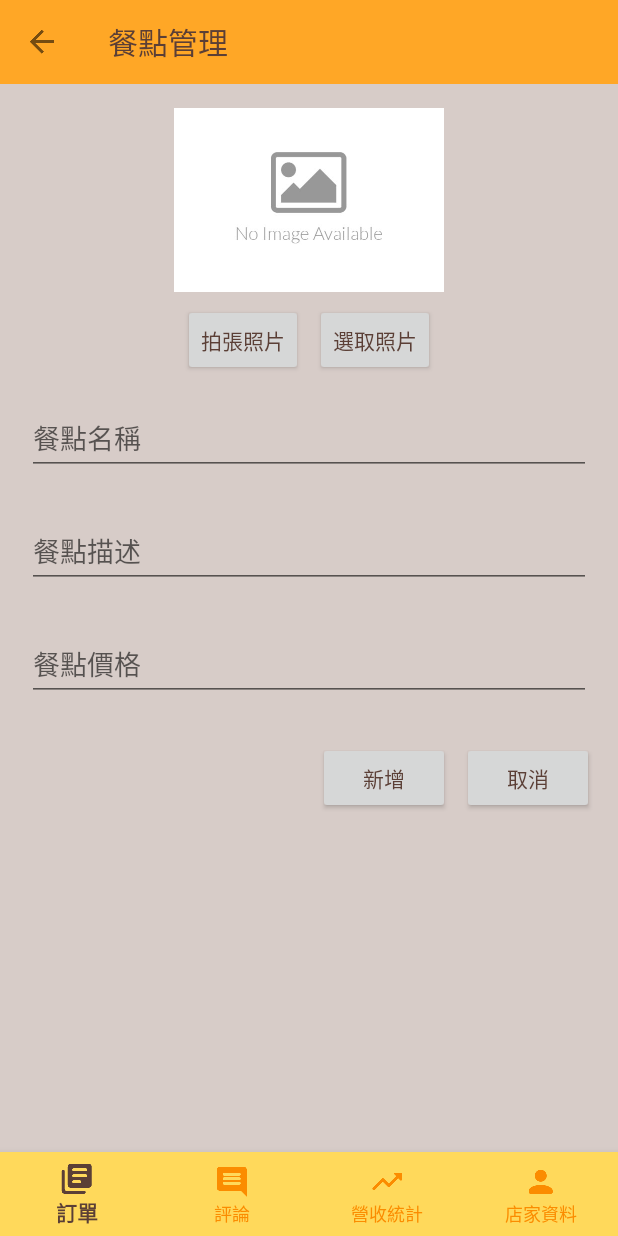
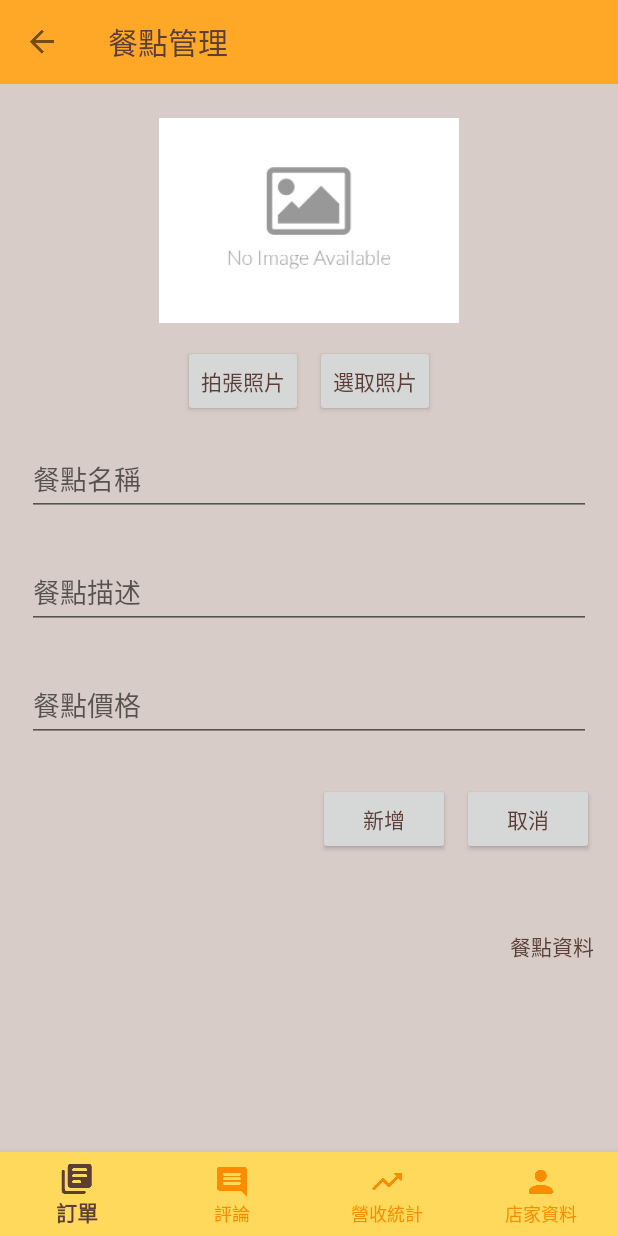
Before and after one commit to DP103G3/itfood_shop, an Android app: the AddDishFragment screen opened through its navigation route, on a phone screen of 412 x 824 dp. Run offline under Robolectric (Android 15) with nearby library versions, the phone set to English and light mode, and no system bars; our stand-ins replace navigation-ui; libraries missing offline, so code that uses them is left out: org.java_websocket.client, org.java_websocket.drafts, org.java_websocket.handshake; 7 statements that could not run were skipped.

Commit message:
Add data input button.

```diff
--- a/app/build.gradle
+++ b/app/build.gradle
@@ -6,7 +6,7 @@ android {
     defaultConfig {
         applicationId "tw.dp103g3.itfood_shop"
         minSdkVersion 24
-        targetSdkVersion 29
+        targetSdkVersion 28
         versionCode 1
         versionName "1.0"
         testInstrumentationRunner "androidx.test.runner.AndroidJUnitRunner"
--- a/app/src/main/java/tw/dp103g3/itfood_shop/LoginFragment.java
+++ b/app/src/main/java/tw/dp103g3/itfood_shop/LoginFragment.java
@@ -63,8 +63,8 @@ public class LoginFragment extends Fragment {
         tvShopInput.setOnClickListener(new View.OnClickListener() {
             @Override
             public void onClick(View view) {
-                etEmail.setText("abc@gmail.com");
-                etPassword.setText("987");
+                etEmail.setText(R.string.shopEmailInput);
+                etPassword.setText(R.string.shopPasswordInput);
             }
         });
         etEmail.setOnFocusChangeListener((v, hasFocus) -> {
--- a/app/src/main/java/tw/dp103g3/itfood_shop/dish/AddDishFragment.java
+++ b/app/src/main/java/tw/dp103g3/itfood_shop/dish/AddDishFragment.java
@@ -53,7 +53,7 @@ public class AddDishFragment extends Fragment {
     private Shop shop;
     private ImageView ivDish;
     private EditText etDishName, etDishInfo, etDishPrice;
-    private TextView tvNameWarning, tvInfoWarning, tvPriceWarning;
+    private TextView tvNameWarning, tvInfoWarning, tvPriceWarning, tvMemberDataInput;
     private Button btTakePicture, btPickPicture, btFinishInsert, btCancel;
     private Uri contentUri, croppedImageUri;
     private byte[] image;
@@ -94,7 +94,7 @@ public class AddDishFragment extends Fragment {
         tvNameWarning = view.findViewById(R.id.tvNameWarning);
         tvInfoWarning = view.findViewById(R.id.tvInfoWarning);
         tvPriceWarning = view.findViewById(R.id.tvPriceWarning);
-
+        tvMemberDataInput = view.findViewById(R.id.tvMemberDataInput);
         toolbarAddAddress = view.findViewById(R.id.toolbarAddAddress);
 
         toolbarAddAddress.setNavigationOnClickListener(v -> Navigation.findNavController(v).popBackStack());
@@ -118,13 +118,17 @@ public class AddDishFragment extends Fragment {
             }
         });
 
-        btPickPicture.setOnClickListener(new View.OnClickListener() {
-            @Override
-            public void onClick(View v) {
+        //設定按下文字後輸入預設餐點資料
+        tvMemberDataInput.setOnClickListener(v -> {
+            etDishName.setText(R.string.textDishNameInput);
+            etDishInfo.setText(R.string.textDishInfoInput);
+            etDishPrice.setText(R.string.textDishPriceInput);
+        });
+
+        btPickPicture.setOnClickListener(v ->{
                 Intent intent = new Intent(Intent.ACTION_PICK,
                         MediaStore.Images.Media.EXTERNAL_CONTENT_URI);
                 startActivityForResult(intent, REQ_PICK_PICTURE);
-            }
         });
 
         btFinishInsert.setOnClickListener(new View.OnClickListener() {
--- a/app/src/main/java/tw/dp103g3/itfood_shop/person/PersonalInfoFragment.java
+++ b/app/src/main/java/tw/dp103g3/itfood_shop/person/PersonalInfoFragment.java
@@ -80,7 +80,7 @@ public class PersonalInfoFragment extends Fragment {
         tvShopJoinDate = view.findViewById(R.id.tvShopJoinDate);
         tvShopAddress = view.findViewById(R.id.tvShopAddress);
         tvShopTax = view.findViewById(R.id.tvShopTax);
-        tvShopArea = view.findViewById(R.id.tvShopArea);
+        //tvShopArea = view.findViewById(R.id.tvShopArea);
         tvShopInfo = view.findViewById(R.id.tvShopInfo);
         btUpdate = view.findViewById(R.id.btUpdate);
         toolbarPersonInfo = view.findViewById(R.id.toolbarPersonInfo);
--- a/app/src/main/res/layout/fragment_add_dish.xml
+++ b/app/src/main/res/layout/fragment_add_dish.xml
@@ -9,7 +9,7 @@ tools:context=".dish.AddDishFragment">
 
 <androidx.constraintlayout.widget.ConstraintLayout
     android:layout_width="match_parent"
-    android:layout_height="wrap_content">
+    android:layout_height="match_parent">
 
     <androidx.appcompat.widget.Toolbar
         android:id="@+id/toolbarAddAddress"
@@ -27,8 +27,8 @@ tools:context=".dish.AddDishFragment">
 
     <ImageView
         android:id="@+id/ivDish"
-        android:layout_width="wrap_content"
-        android:layout_height="wrap_content"
+        android:layout_width="200dp"
+        android:layout_height="150dp"
         android:layout_marginStart="8dp"
         android:layout_marginTop="16dp"
         android:layout_marginEnd="8dp"
@@ -173,12 +173,22 @@ tools:context=".dish.AddDishFragment">
         app:layout_constraintEnd_toEndOf="@+id/textPrice"
         app:layout_constraintTop_toBottomOf="@+id/textPrice" />
 
+    <TextView
+        android:id="@+id/tvMemberDataInput"
+        android:layout_width="wrap_content"
+        android:layout_height="wrap_content"
+        android:textColor="@color/colorTextOnP"
+        android:layout_marginTop="50dp"
+        android:layout_gravity="right"
+        android:text="餐點資料"
+        app:layout_constraintEnd_toEndOf="@+id/btCancel"
+        app:layout_constraintTop_toBottomOf="@+id/btCancel"/>
 
     <ImageView
         android:layout_width="match_parent"
-        android:layout_height="20dp"
-        app:layout_constraintEnd_toEndOf="@+id/btCancel"
-        app:layout_constraintTop_toBottomOf="@+id/btCancel"/>
+        android:layout_height="100dp"
+        app:layout_constraintEnd_toEndOf="@+id/tvMemberDataInput"
+        app:layout_constraintTop_toBottomOf="@+id/tvMemberDataInput"/>
 </androidx.constraintlayout.widget.ConstraintLayout>
 
 </ScrollView>
--- a/app/src/main/res/layout/fragment_dish_detail.xml
+++ b/app/src/main/res/layout/fragment_dish_detail.xml
@@ -33,8 +33,8 @@ tools:context=".dish.DishDetailFragment">
 
         <ImageView
             android:id="@+id/ivDish"
-            android:layout_width="wrap_content"
-            android:layout_height="wrap_content"
+            android:layout_width="300dp"
+            android:layout_height="220dp"
             android:layout_marginTop="32dp"
             android:src="@drawable/no_image"
             app:layout_constraintEnd_toEndOf="parent"
```
Also changed, not shown: app/src/main/java/tw/dp103g3/itfood_shop/person/PersonalInfoUpdateFragment.java (+4 -4 lines), app/src/main/res/layout/fragment_personal_info.xml (+4 -3 lines), app/src/main/res/layout/fragment_personal_info_update.xml (+14 -25 lines), app/src/main/res/values/strings.xml (+96 -90 lines).
